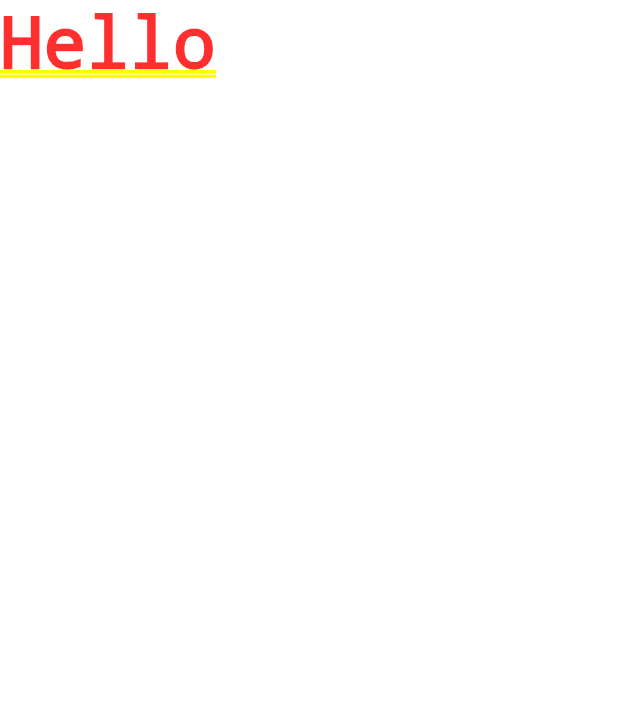
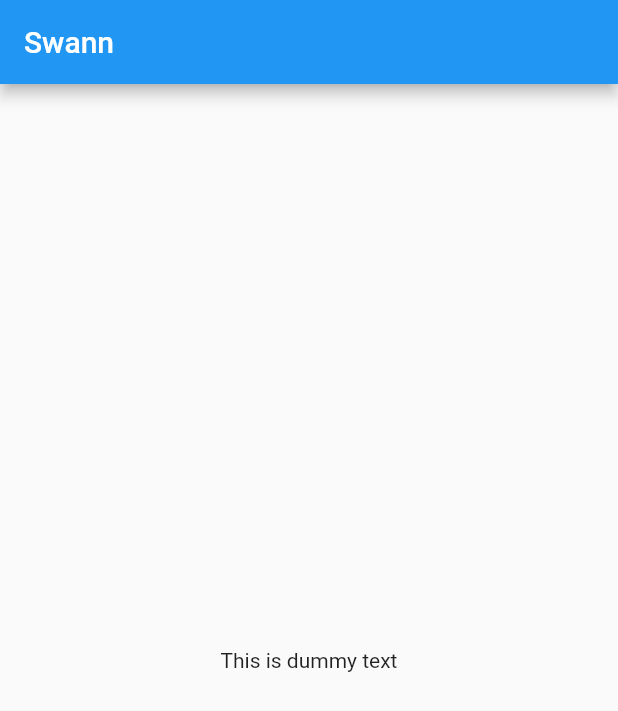
Before and after one commit to Swannhs/learn_flutter, a Flutter app: the screen it shows after launch, on a phone screen of 412 x 824 dp. Shown: the top 711 px of the screen. Run offline on Flutter 3.47's test engine with Material 2 defaults, Android fonts, the phone set to English and light mode, and no system bars.

```diff
--- a/lib/main.dart
+++ b/lib/main.dart
@@ -1,16 +1,27 @@
 import 'package:flutter/material.dart';
 
-void main() {
-  runApp(const App());
-}
+void main() => runApp(App());
 
 class App extends StatelessWidget {
-  const App({Key? key}) : super(key: key);
-
   @override
   Widget build(BuildContext context) {
-    return const MaterialApp(
-      home: Text("Hello"),
+    return MaterialApp(
+      title: "Flutter",
+      home: Home(),
     );
   }
 }
+
+class Home extends StatelessWidget {
+  @override
+  Widget build(BuildContext context) {
+    return Scaffold(
+      appBar: AppBar(
+        title: Text("Swann"),
+      ),
+      body: Center(
+        child: Text("This is dummy text"),
+      ),
+    );
+  }
+}
```
